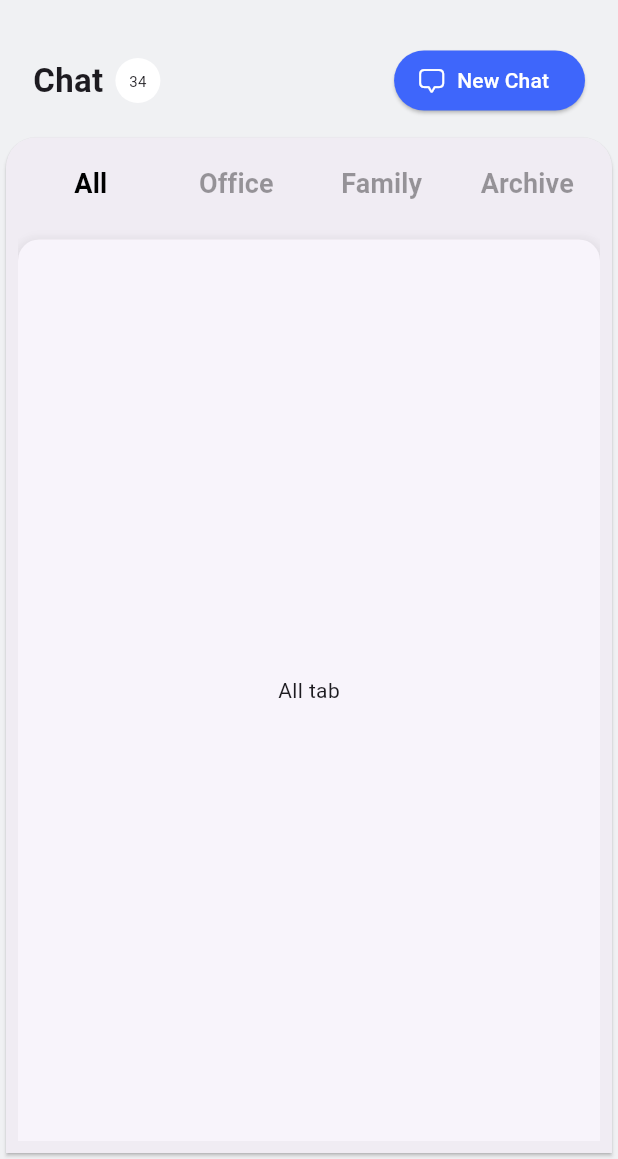
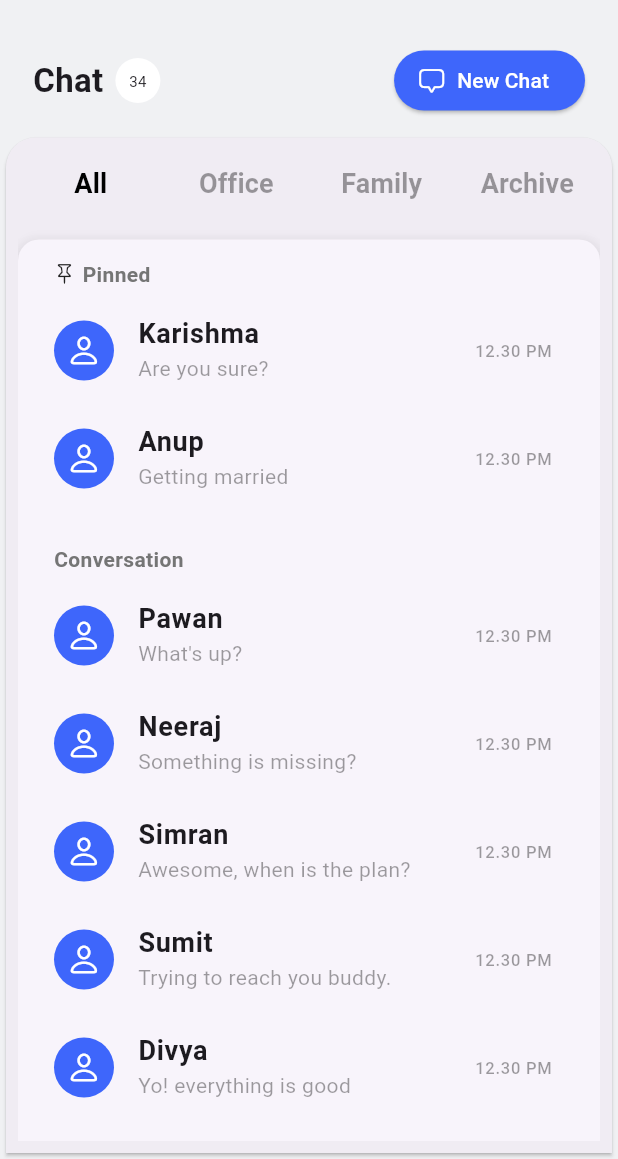
Before and after one commit to Pawan89844/chatinc, a Flutter app: the screen it shows after launch, on a phone screen of 412 x 824 dp, the part 77-1236 px from its top. Run offline on Flutter 3.47's test engine with Material 3 defaults, Android fonts, the phone set to English and light mode, and no system bars; Roboto replaces fonts that are missing (Mona).

Commit message:
List Of conversation added

```diff
--- a/lib/chat_inc.dart
+++ b/lib/chat_inc.dart
@@ -1,4 +1,5 @@
 import 'package:chatinc/module/home/view/home_view.dart';
+import 'package:chatinc/theme/app_colors.dart';
 import 'package:flutter/material.dart';
 
 class ChatInc extends StatelessWidget {
@@ -9,7 +10,7 @@ class ChatInc extends StatelessWidget {
     return MaterialApp(
       debugShowCheckedModeBanner: false,
       theme: ThemeData(
-          scaffoldBackgroundColor: const Color(0xFFF0F1F3),
+          scaffoldBackgroundColor: AppColors.backgroundColor,
           appBarTheme: const AppBarTheme(backgroundColor: Color(0xFFF0F1F3))),
       home: const HomeView(),
     );
--- /dev/null
+++ b/lib/dummy/chats_list.dart
@@ -0,0 +1,24 @@
+import 'package:chatinc/module/home/model/chats_model.dart';
+
+class ChatsList {
+  static List<ChatsModel> chatsList = <ChatsModel>[
+    ChatsModel(1, 'Pawan', 'What\'s up?', '', '12.30 PM', true),
+    ChatsModel(2, 'Neeraj', 'Something is missing?', '', '12.30 PM', false),
+    ChatsModel(
+        3, 'Simran', 'Awesome, when is the plan?', '', '12.30 PM', false),
+    ChatsModel(4, 'Sumit', 'Trying to reach you buddy.', '', '12.30 PM', false),
+    ChatsModel(5, 'Divya', 'Yo! everything is good', '', '12.30 PM', true),
+    ChatsModel(
+        6, 'Rahul', 'Amazing man! happy for you.', '', '12.30 PM', false),
+    ChatsModel(7, 'Karishma', 'Are you sure?', '', '12.30 PM', true),
+    ChatsModel(8, 'Anup', 'Getting married', '', '12.30 PM', false),
+    ChatsModel(9, 'Virat', 'Something strange', '', '12.30 PM', false),
+    ChatsModel(10, 'Viraj', 'Good to hear! when are we meeting?', '',
+        '12.30 PM', true),
+  ];
+
+  static List<ChatsModel> pinnedList = [
+    ChatsModel(7, 'Karishma', 'Are you sure?', '', '12.30 PM', true),
+    ChatsModel(8, 'Anup', 'Getting married', '', '12.30 PM', false),
+  ];
+}
--- /dev/null
+++ b/lib/module/home/model/chats_model.dart
@@ -0,0 +1,11 @@
+class ChatsModel {
+  final int id;
+  final String name;
+  final String lastMsg;
+  final String profileAvatar;
+  final String lastMsgTime;
+  final bool onlineSatus;
+
+  ChatsModel(this.id, this.name, this.lastMsg, this.profileAvatar,
+      this.lastMsgTime, this.onlineSatus);
+}
--- /dev/null
+++ b/lib/module/home/tabs/all_chat_tab.dart
@@ -0,0 +1,119 @@
+import 'package:chatinc/dummy/chats_list.dart';
+import 'package:chatinc/module/home/model/chats_model.dart';
+import 'package:chatinc/theme/app_colors.dart';
+import 'package:chatinc/theme/app_shapes.dart';
+import 'package:chatinc/widgets/app_bold_text.dart';
+import 'package:chatinc/widgets/app_text.dart';
+import 'package:flutter/cupertino.dart';
+import 'package:flutter/material.dart';
+
+class AllChatTab extends StatelessWidget {
+  const AllChatTab({super.key});
+
+  @override
+  Widget build(BuildContext context) {
+    return Card(
+      margin: const EdgeInsets.only(top: 12.0),
+      surfaceTintColor: Colors.white,
+      elevation: 8.0,
+      shape: AppShape.chatsCardShape,
+      child: SingleChildScrollView(
+        physics: const BouncingScrollPhysics(),
+        child: Column(
+          children: [
+            ...[
+              Padding(
+                padding: const EdgeInsets.all(8.0),
+                child: Column(
+                  children: [
+                    Padding(
+                      padding: const EdgeInsets.symmetric(
+                          horizontal: 16.0, vertical: 5.0),
+                      child: Row(
+                        children: [
+                          const Icon(
+                            CupertinoIcons.pin,
+                            size: 14.0,
+                          ),
+                          const SizedBox(width: 5.0),
+                          AppBoldText('Pinned',
+                              fontSize: 14.0, color: Colors.grey.shade600),
+                        ],
+                      ),
+                    ),
+                    ListView.custom(
+                      shrinkWrap: true,
+                      primary: false,
+                      physics: const NeverScrollableScrollPhysics(),
+                      childrenDelegate: SliverChildBuilderDelegate(
+                        childCount: ChatsList.pinnedList.length,
+                        (context, i) {
+                          ChatsModel chats = ChatsList.pinnedList[i];
+                          return ListTile(
+                            leading: const CircleAvatar(
+                              backgroundColor: AppColors.buttonColor,
+                              child: Icon(CupertinoIcons.person,
+                                  color: Colors.white),
+                            ),
+                            title: AppBoldText(chats.name, fontSize: 18.0),
+                            subtitle:
+                                AppText(chats.lastMsg, color: Colors.black38),
+                            trailing: AppText(
+                              chats.lastMsgTime,
+                              color: Colors.black38,
+                            ),
+                          );
+                        },
+                      ),
+                    ),
+                  ],
+                ),
+              ),
+            ],
+            Padding(
+              padding: const EdgeInsets.all(8.0),
+              child: Column(
+                children: [
+                  Padding(
+                    padding: const EdgeInsets.symmetric(
+                        horizontal: 16.0, vertical: 5.0),
+                    child: Container(
+                      alignment: Alignment.centerLeft,
+                      child: AppBoldText('Conversation',
+                          fontSize: 14.0, color: Colors.grey.shade600),
+                    ),
+                  ),
+                  ListView.custom(
+                    shrinkWrap: true,
+                    primary: false,
+                    physics: const NeverScrollableScrollPhysics(),
+                    childrenDelegate: SliverChildBuilderDelegate(
+                      childCount: ChatsList.chatsList.length,
+                      (context, i) {
+                        ChatsModel chats = ChatsList.chatsList[i];
+                        return ListTile(
+                          leading: const CircleAvatar(
+                            backgroundColor: AppColors.buttonColor,
+                            child: Icon(CupertinoIcons.person,
+                                color: Colors.white),
+                          ),
+                          title: AppBoldText(chats.name, fontSize: 18.0),
+                          subtitle:
+                              AppText(chats.lastMsg, color: Colors.black38),
+                          trailing: AppText(
+                            chats.lastMsgTime,
+                            color: Colors.black38,
+                          ),
+                        );
+                      },
+                    ),
+                  ),
+                ],
+              ),
+            ),
+          ],
+        ),
+      ),
+    );
+  }
+}
--- /dev/null
+++ b/lib/module/home/tabs/archieve_chats_tab.dart
@@ -0,0 +1,13 @@
+import 'package:flutter/material.dart';
+
+class ArchieveChatsTab extends StatelessWidget {
+  const ArchieveChatsTab({super.key});
+
+  @override
+  Widget build(BuildContext context) {
+    return const Card(
+      margin: EdgeInsets.only(top: 12.0),
+      child: Center(child: Text('Archieve tab')),
+    );
+  }
+}
--- /dev/null
+++ b/lib/module/home/tabs/family_chat_tab.dart
@@ -0,0 +1,13 @@
+import 'package:flutter/material.dart';
+
+class FamilyChatsTab extends StatelessWidget {
+  const FamilyChatsTab({super.key});
+
+  @override
+  Widget build(BuildContext context) {
+    return const Card(
+      margin: EdgeInsets.only(top: 12.0),
+      child: Center(child: Text('Family tab')),
+    );
+  }
+}
--- /dev/null
+++ b/lib/module/home/tabs/office_chats_tab.dart
@@ -0,0 +1,13 @@
+import 'package:flutter/material.dart';
+
+class OfficeChatsTab extends StatelessWidget {
+  const OfficeChatsTab({super.key});
+
+  @override
+  Widget build(BuildContext context) {
+    return const Card(
+      margin: EdgeInsets.only(top: 12.0),
+      child: Center(child: Text('Office tab')),
+    );
+  }
+}
--- a/lib/module/home/view/home_view.dart
+++ b/lib/module/home/view/home_view.dart
@@ -1,4 +1,9 @@
 import 'package:chatinc/constants/app_strings.dart';
+import 'package:chatinc/module/home/tabs/all_chat_tab.dart';
+import 'package:chatinc/module/home/tabs/archieve_chats_tab.dart';
+import 'package:chatinc/module/home/tabs/family_chat_tab.dart';
+import 'package:chatinc/module/home/tabs/office_chats_tab.dart';
+import 'package:chatinc/theme/app_colors.dart';
 import 'package:chatinc/widgets/app_bold_text.dart';
 import 'package:chatinc/widgets/app_text.dart';
 import 'package:flutter/cupertino.dart';
@@ -33,7 +38,7 @@ class _HomeViewState extends State<HomeView> with TickerProviderStateMixin {
         leading: const Padding(
           padding: EdgeInsets.all(5.0),
           child: CircleAvatar(
-            backgroundColor: Color(0xFF3E66FB),
+            backgroundColor: AppColors.buttonColor,
             child: Icon(
               Icons.person,
               color: Colors.white,
@@ -86,8 +91,8 @@ class _HomeViewState extends State<HomeView> with TickerProviderStateMixin {
                   child: ElevatedButton.icon(
                       onPressed: () {},
                       style: ButtonStyle(
-                          backgroundColor: MaterialStateProperty.all(
-                              const Color(0xFF3E66FB))),
+                          backgroundColor:
+                              MaterialStateProperty.all(AppColors.buttonColor)),
                       icon: const Icon(CupertinoIcons.bubble_middle_bottom,
                           color: Colors.white),
                       label: const AppText('New Chat', color: Colors.white)),
@@ -131,29 +136,10 @@ class _HomeViewState extends State<HomeView> with TickerProviderStateMixin {
                           controller: _tabController,
                           physics: const BouncingScrollPhysics(),
                           children: const [
-                            Card(
-                              margin: EdgeInsets.only(top: 12.0),
-                              surfaceTintColor: Colors.white,
-                              elevation: 8.0,
-                              shape: RoundedRectangleBorder(
-                                  borderRadius: BorderRadius.only(
-                                topRight: Radius.circular(14.0),
-                                topLeft: Radius.circular(14.0),
-                              )),
-                              child: Center(child: Text('All tab')),
-                            ),
-                            Card(
-                              margin: EdgeInsets.only(top: 12.0),
-                              child: Center(child: Text('Office tab')),
-                            ),
-                            Card(
-                              margin: EdgeInsets.only(top: 12.0),
-                              child: Center(child: Text('Family tab')),
-                            ),
-                            Card(
-                              margin: EdgeInsets.only(top: 12.0),
-                              child: Center(child: Text('Archive tab')),
-                            ),
+                            AllChatTab(),
+                            OfficeChatsTab(),
+                            FamilyChatsTab(),
+                            ArchieveChatsTab(),
                           ]),
                     )
                   ],
--- /dev/null
+++ b/lib/theme/app_colors.dart
@@ -0,0 +1,6 @@
+import 'package:flutter/cupertino.dart';
+
+class AppColors {
+  static const Color backgroundColor = Color(0xFFF0F1F3);
+  static const Color buttonColor = Color(0xFF3E66FB);
+}
--- /dev/null
+++ b/lib/theme/app_shapes.dart
@@ -0,0 +1,9 @@
+import 'package:flutter/material.dart';
+
+class AppShape {
+  static const chatsCardShape = RoundedRectangleBorder(
+      borderRadius: BorderRadius.only(
+    topRight: Radius.circular(14.0),
+    topLeft: Radius.circular(14.0),
+  ));
+}
--- a/lib/widgets/app_bold_text.dart
+++ b/lib/widgets/app_bold_text.dart
@@ -6,8 +6,12 @@ class AppBoldText extends StatelessWidget {
   final String data;
   final FontWeight? fontWeight;
   final double? fontSize;
+  final Color? color;
   const AppBoldText(this.data,
-      {super.key, this.fontWeight = FontWeight.bold, this.fontSize = 22.0});
+      {super.key,
+      this.fontWeight = FontWeight.bold,
+      this.fontSize = 22.0,
+      this.color});
 
   @override
   Widget build(BuildContext context) {
@@ -15,6 +19,7 @@ class AppBoldText extends StatelessWidget {
         style: TextStyle(
             fontFamily: AppString.fontFamily,
             fontWeight: fontWeight,
-            fontSize: fontSize));
+            fontSize: fontSize,
+            color: color));
   }
 }
```
